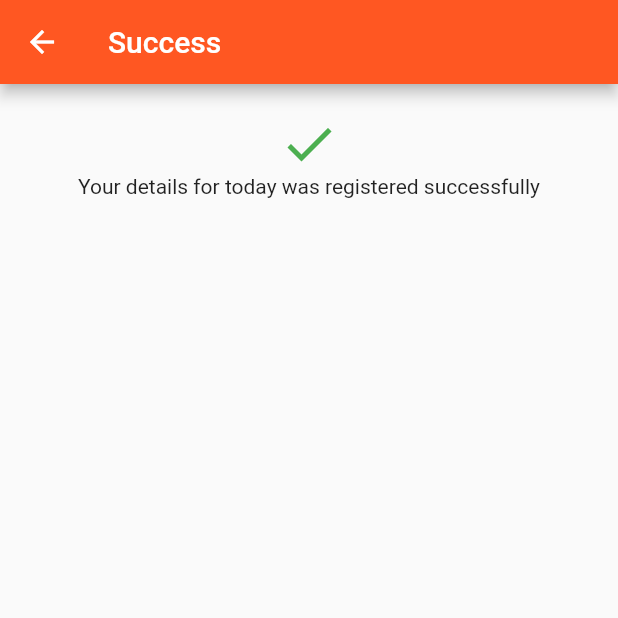
After one commit to avanzarit-in/c19-checklist-app, a Flutter app: the SubmitSuccess screen opened directly, on a phone screen of 412 x 824 dp, the top half of it. The commit adds this screen. Run offline on Flutter 3.47's test engine with Material 2 defaults, Android fonts, the phone set to English and light mode, and no system bars; our stand-ins replace cloud_firestore, device_info, firebase_auth, shared_preferences; accounts and stored records are empty.

Commit message:
Changes on Success page

```diff
--- /dev/null
+++ b/lib/SubmitSuccess.dart
@@ -0,0 +1,44 @@
+import 'package:flutter/material.dart';
+
+class SubmitSuccess extends StatefulWidget {
+  @override
+  _SubmitSuccessState createState() => _SubmitSuccessState();
+}
+
+class _SubmitSuccessState extends State<SubmitSuccess> {
+  @override
+  Widget build(BuildContext context) {
+    return Scaffold(
+      appBar: AppBar(
+        title: Text(
+          'Success',
+          style: TextStyle(color: Colors.white),
+        ),
+        backgroundColor: Colors.deepOrange,
+      ),
+      body: SingleChildScrollView(
+        child: successLayout(),
+      ),
+    );
+  }
+
+  Widget successLayout() {
+    return Container(
+      padding: EdgeInsets.all(20),
+      child: Column(
+        children: [
+          Center(
+            child: Icon(
+              Icons.done,
+              size: 40,
+              color: Colors.green,
+            ),
+          ),
+          Center(
+            child: Text('Your details for today was registered successfully'),
+          )
+        ],
+      ),
+    );
+  }
+}
```
Also changed, not shown: lib/Dashboard.dart (+136 -16 lines), lib/utils/FireStore.dart (+15 -0 lines), assets/images/done.png (added).
